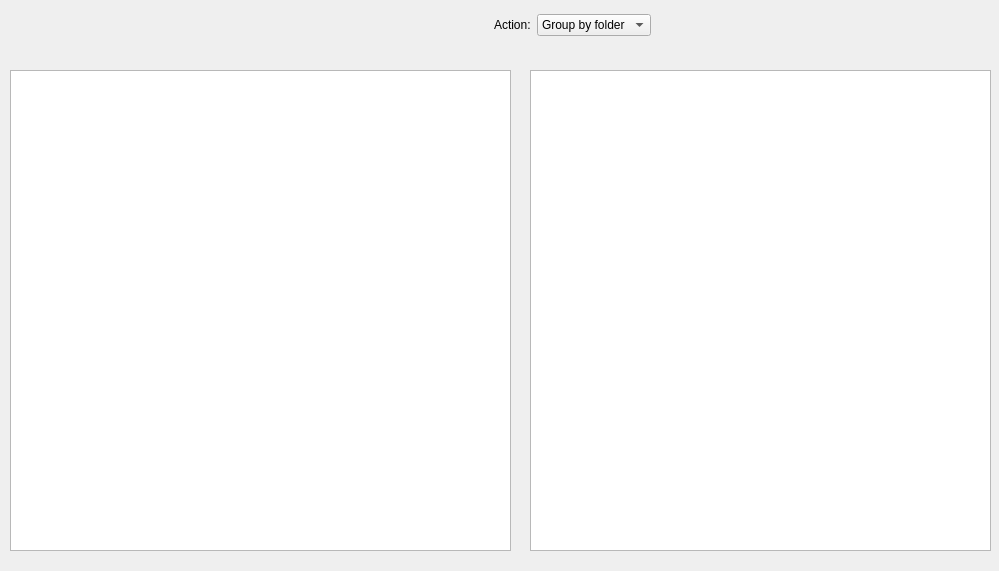
Old version of the form mainwindow.ui in the repository Somne4/FileBrowser.
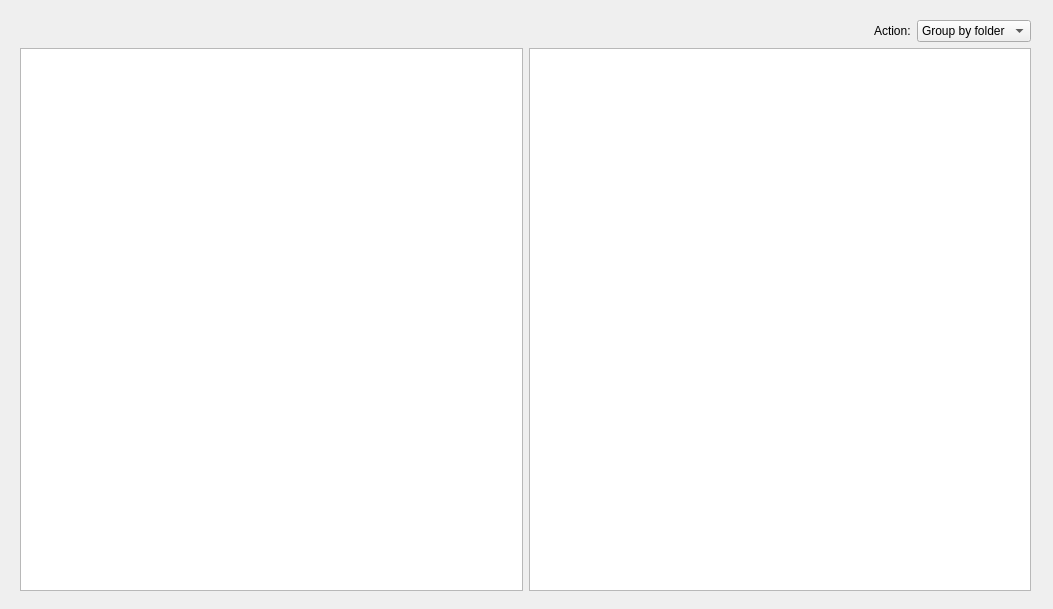
New version of the form.

Commit message: Добавлен компоновщик окон в форму

```diff
--- a/mainwindow.ui
+++ b/mainwindow.ui
@@ -6,8 +6,8 @@
    <rect>
     <x>0</x>
     <y>0</y>
-    <width>999</width>
-    <height>571</height>
+    <width>1053</width>
+    <height>609</height>
    </rect>
   </property>
   <property name="windowTitle">
@@ -17,37 +17,42 @@
    <widget class="QWidget" name="gridLayoutWidget">
     <property name="geometry">
      <rect>
-      <x>0</x>
-      <y>0</y>
-      <width>651</width>
-      <height>51</height>
+      <x>20</x>
+      <y>20</y>
+      <width>1011</width>
+      <height>571</height>
      </rect>
     </property>
     <layout class="QGridLayout" name="gridLayout">
+     <item row="1" column="0">
+      <widget class="QTreeView" name="treeView"/>
+     </item>
+     <item row="1" column="1">
+      <widget class="QTableView" name="tableView"/>
+     </item>
      <item row="0" column="1">
-      <widget class="QLabel" name="label">
-       <property name="text">
-        <string>Action:</string>
-       </property>
-      </widget>
-     </item>
-     <item row="0" column="0">
+      <layout class="QHBoxLayout" name="horizontalLayout">
+       <item>
       <spacer name="horizontalSpacer">
        <property name="orientation">
         <enum>Qt::Horizontal</enum>
        </property>
-       <property name="sizeType">
-        <enum>QSizePolicy::Expanding</enum>
-       </property>
        <property name="sizeHint" stdset="0">
         <size>
-         <width>688</width>
-         <height>17</height>
+           <width>40</width>
+           <height>20</height>
         </size>
        </property>
       </spacer>
      </item>
-     <item row="0" column="2">
+       <item>
+        <widget class="QLabel" name="label">
+         <property name="text">
+          <string>Action:</string>
+         </property>
+        </widget>
+       </item>
+       <item>
       <widget class="QComboBox" name="comboBox">
        <item>
         <property name="text">
@@ -62,26 +67,8 @@
       </widget>
      </item>
     </layout>
-   </widget>
-   <widget class="QTreeView" name="treeView">
-    <property name="geometry">
-     <rect>
-      <x>10</x>
-      <y>70</y>
-      <width>501</width>
-      <height>481</height>
-     </rect>
-    </property>
-   </widget>
-   <widget class="QTableView" name="tableView">
-    <property name="geometry">
-     <rect>
-      <x>530</x>
-      <y>70</y>
-      <width>461</width>
-      <height>481</height>
-     </rect>
-    </property>
+     </item>
+    </layout>
    </widget>
   </widget>
  </widget>
```
Lines whose indentation alone changed are shown as unchanged.
